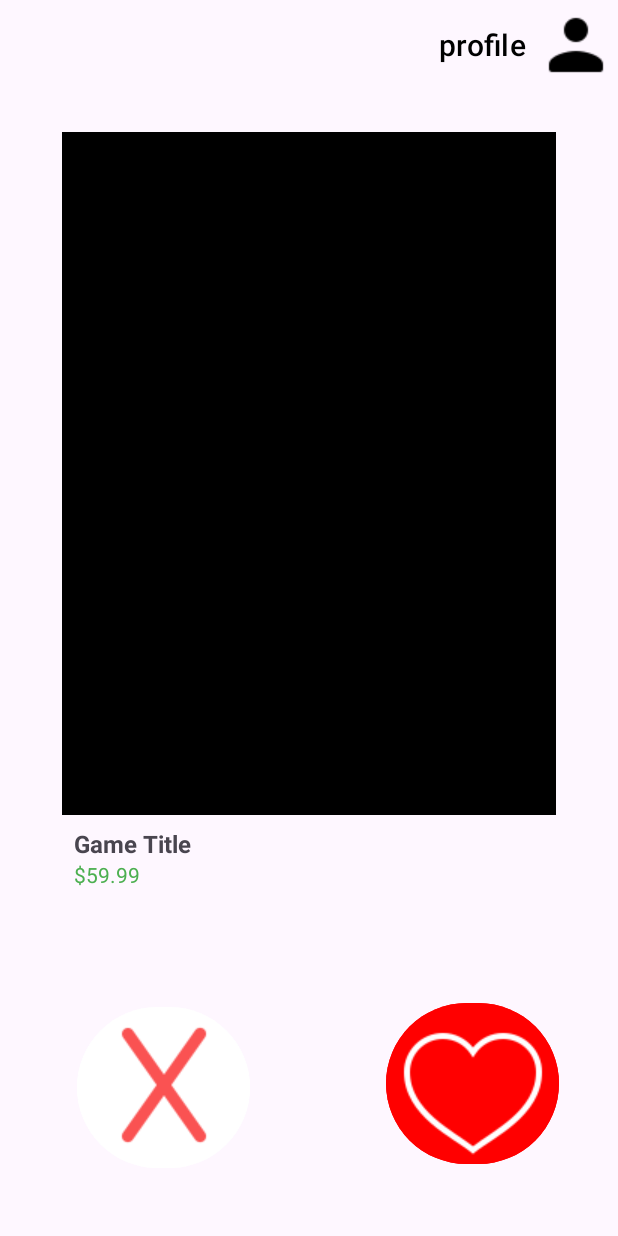
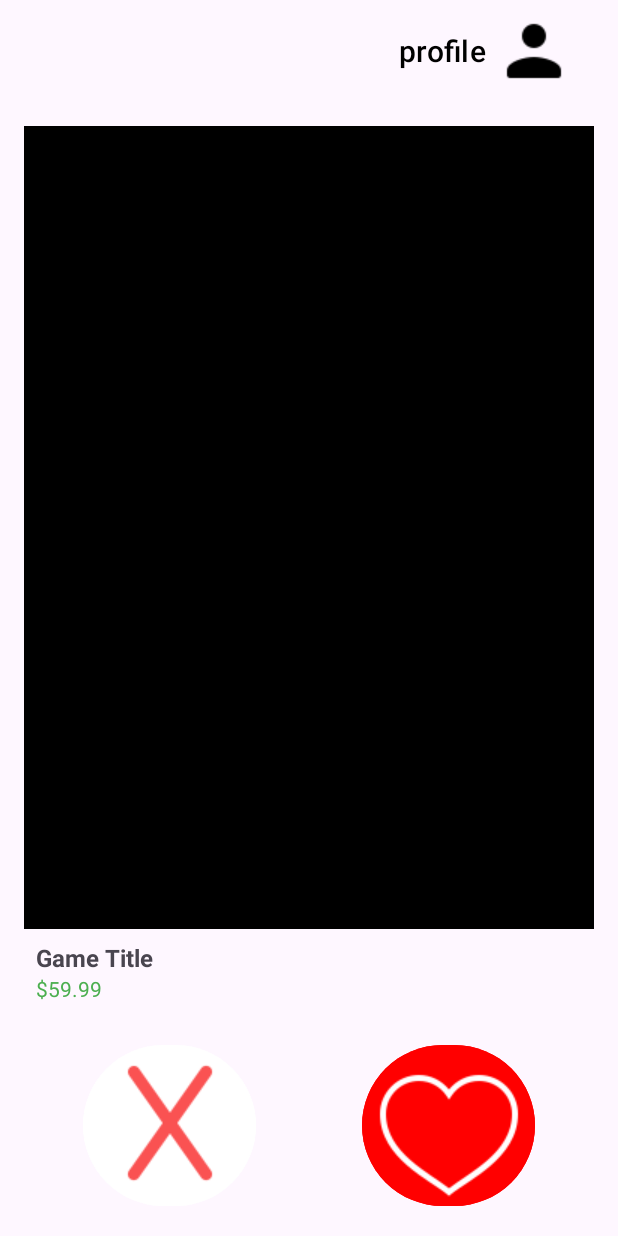
Before and after one commit to cst-338-project/cst-338-game-discovery-app, an Android app: the LandingPageActivity screen opened directly, with no data from a screen before it, on a phone screen of 412 x 824 dp. Run offline under Robolectric (Android 15) with nearby library versions, the phone set to English and light mode, and no system bars.

Commit message:
Added onClickListener outlines for buttons, fixed page layout

```diff
--- a/app/src/main/java/com/cst338/lootcrate/LandingPageActivity.java
+++ b/app/src/main/java/com/cst338/lootcrate/LandingPageActivity.java
@@ -5,14 +5,10 @@ import android.content.Context;
 import android.content.Intent;
 import android.os.Bundle;
 import android.view.View;
+import android.widget.Toast;
 
 
-import androidx.activity.EdgeToEdge;
 import androidx.appcompat.app.AppCompatActivity;
-import androidx.core.graphics.Insets;
-import androidx.core.view.ViewCompat;
-import androidx.core.view.WindowInsetsCompat;
-
 
 import com.cst338.lootcrate.database.LootCrateRepository;
 import com.cst338.lootcrate.database.entities.User;
@@ -32,6 +28,31 @@ public class LandingPageActivity extends AppCompatActivity {
 
         setContentView(binding.getRoot());
 
+        profileButton();
+        likeButton();
+        dislikeButton();
+    }
+
+    private void dislikeButton() {
+        binding.dislikeButton.setOnClickListener(new View.OnClickListener() {
+            @Override
+            public void onClick(View v) {
+                //TODO: Wire dislike button
+                Toast.makeText(LandingPageActivity.this, "Disliked", Toast.LENGTH_SHORT).show();
+            }
+        });
+    }
+
+    private void likeButton() {
+        binding.likeButton.setOnClickListener(new View.OnClickListener() {
+            @Override
+            public void onClick(View v) {
+                //TODO: Wire like button
+                Toast.makeText(LandingPageActivity.this, "Liked", Toast.LENGTH_SHORT).show();
+            }
+        });
+    }
+    private void profileButton() {
         if (user != null) {
             if (user.isAdmin()) {
                 binding.profileButton.setText("admin");
@@ -48,7 +69,6 @@ public class LandingPageActivity extends AppCompatActivity {
             }
         });
     }
-
     static Intent landingIntentFactory(Context context) {
         return new Intent(context, LandingPageActivity.class);
     }
--- a/app/src/main/java/com/cst338/lootcrate/ProfilePageActivity.java
+++ b/app/src/main/java/com/cst338/lootcrate/ProfilePageActivity.java
@@ -33,6 +33,18 @@ public class ProfilePageActivity extends AppCompatActivity {
                 startActivity(intent);
             }
         });
+
+        logout();
+    }
+
+    private void logout() {
+        //TODO: Add logout
+        binding.logoutButton.setOnClickListener(new View.OnClickListener() {
+            @Override
+            public void onClick(View v) {
+
+            }
+        });
     }
 
     static Intent profileIntentFactory(Context context) {
--- a/app/src/main/res/layout/activity_landing_page.xml
+++ b/app/src/main/res/layout/activity_landing_page.xml
@@ -10,19 +10,19 @@
 
     <ImageView
         android:id="@+id/gameImage"
-        android:layout_width="329dp"
-        android:layout_height="455dp"
+        android:layout_width="0dp"
+        android:layout_height="0dp"
         android:layout_margin="16dp"
         android:background="@color/black"
-        app:layout_constraintBottom_toBottomOf="parent"
+        app:layout_constraintTop_toBottomOf="@id/profileButton"
+        app:layout_constraintBottom_toTopOf="@id/infoBox"
+        app:layout_constraintStart_toStartOf="parent"
         app:layout_constraintEnd_toEndOf="parent"
-        app:layout_constraintStart_toStartOf="parent"
-        app:layout_constraintTop_toTopOf="parent"
         app:layout_constraintVertical_bias="0.213" />
 
     <LinearLayout
         android:id="@+id/infoBox"
-        android:layout_width="329dp"
+        android:layout_width="0dp"
         android:layout_height="wrap_content"
         android:orientation="vertical"
         android:padding="8dp"
@@ -52,16 +52,13 @@
         android:layout_width="115dp"
         android:layout_height="115dp"
         android:layout_margin="16dp"
-        android:layout_marginBottom="16dp"
         android:drawableTop="@drawable/dislike_button"
-        android:textSize="32sp"
         android:backgroundTint="@color/white"
+        app:layout_constraintTop_toBottomOf="@id/infoBox"
+        app:layout_constraintStart_toStartOf="parent"
+        app:layout_constraintEnd_toStartOf="@id/likeButton"
         app:layout_constraintBottom_toBottomOf="parent"
-        app:layout_constraintEnd_toEndOf="parent"
-        app:layout_constraintHorizontal_bias="0.133"
-        app:layout_constraintStart_toStartOf="parent"
-        app:layout_constraintTop_toBottomOf="@id/infoBox"
-        app:layout_constraintVertical_bias="0.666" />
+        app:layout_constraintHorizontal_chainStyle="spread" />
 
     <Button
         android:id="@+id/likeButton"
@@ -70,24 +67,22 @@
         android:layout_margin="16dp"
         android:layout_marginBottom="16dp"
         android:drawableTop="@drawable/like_button"
+        app:layout_constraintTop_toBottomOf="@id/infoBox"
+        app:layout_constraintStart_toEndOf="@id/dislikeButton"
+        app:layout_constraintEnd_toEndOf="parent"
         app:layout_constraintBottom_toBottomOf="parent"
-        app:layout_constraintEnd_toEndOf="parent"
-        app:layout_constraintHorizontal_bias="0.911"
-        app:layout_constraintStart_toStartOf="parent"
-        app:layout_constraintTop_toBottomOf="@id/infoBox"
-        app:layout_constraintVertical_bias="0.633"
         android:backgroundTint="#FF0000"/>
 
     <Button
         android:id="@+id/profileButton"
-        android:layout_width="163dp"
-        android:layout_height="60dp"
+        android:layout_width="wrap_content"
+        android:layout_height="wrap_content"
         android:text="profile"
         android:textSize="20sp"
         android:gravity="start|center_vertical"
         android:drawableEnd="@drawable/profile"
         android:drawablePadding="4dp"
-        android:layout_marginRight="-20dp"
+        android:layout_marginEnd="8dp"
         android:textColor="@color/black"
         android:backgroundTint="@android:color/transparent"
         app:layout_constraintTop_toTopOf="parent"
--- a/app/src/main/res/layout/activity_profile_page.xml
+++ b/app/src/main/res/layout/activity_profile_page.xml
@@ -22,6 +22,7 @@
         app:layout_constraintVertical_bias="0.112" />
 
     <Button
+        android:id="@+id/logoutButton"
         android:layout_width="170dp"
         android:layout_height="50dp"
         android:layout_marginBottom="8dp"
```
